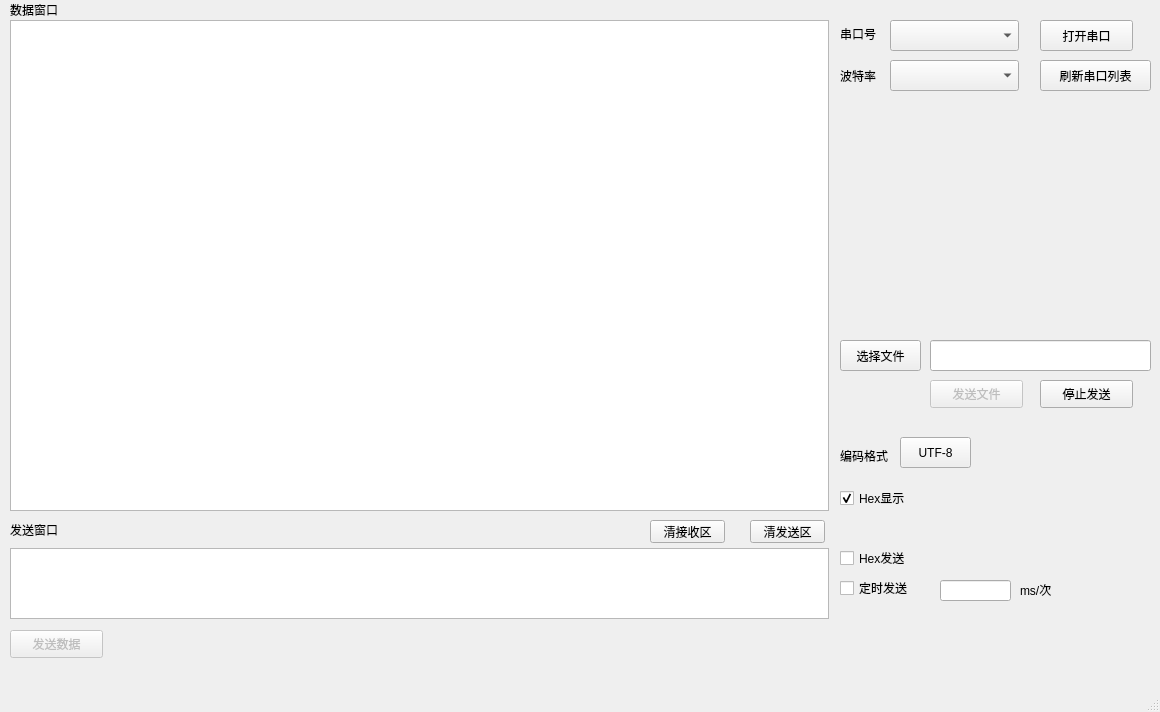
Old version of the form ser_prj/untitled.ui in the repository getBossMuchMoney/pyqt_serialTool.
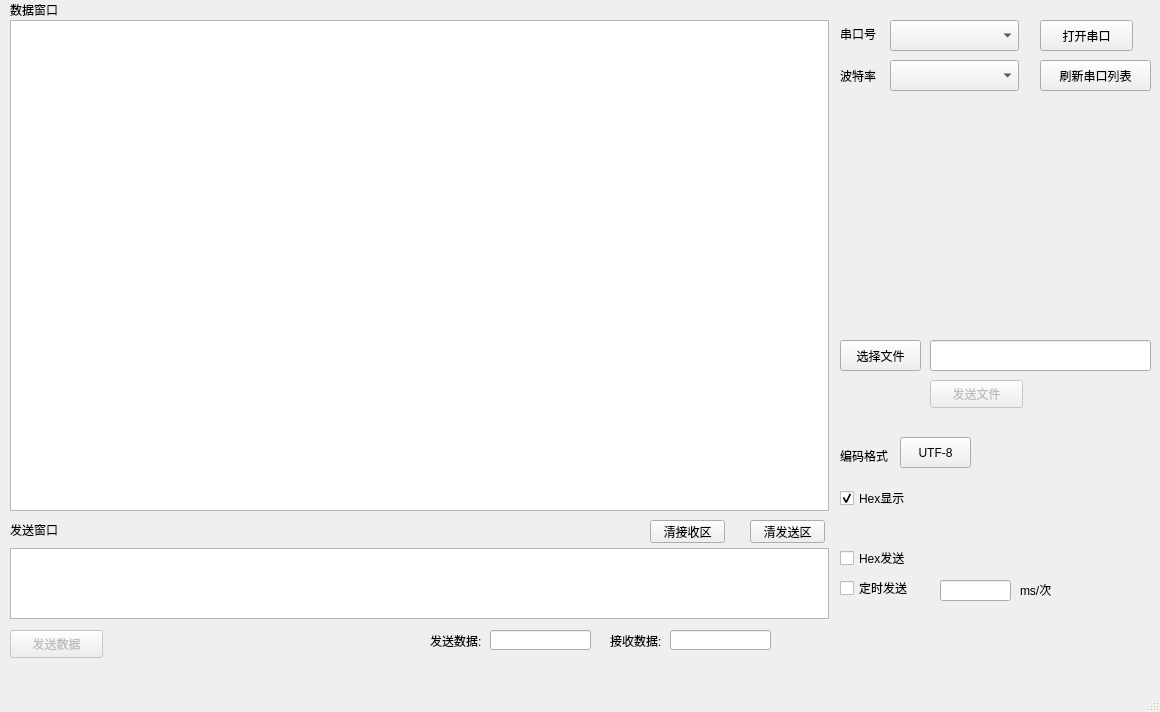
New version of the form.

```diff
--- a/ser_prj/untitled.ui
+++ b/ser_prj/untitled.ui
@@ -324,19 +324,6 @@
      <string>发送文件</string>
     </property>
    </widget>
-   <widget class="QPushButton" name="stop_send_file_click">
-    <property name="geometry">
-     <rect>
-      <x>1040</x>
-      <y>380</y>
-      <width>93</width>
-      <height>28</height>
-     </rect>
-    </property>
-    <property name="text">
-     <string>停止发送</string>
-    </property>
-   </widget>
    <widget class="QLineEdit" name="file_selected">
     <property name="geometry">
      <rect>
@@ -347,6 +334,58 @@
      </rect>
     </property>
    </widget>
+   <widget class="QLineEdit" name="sendLength">
+    <property name="geometry">
+     <rect>
+      <x>490</x>
+      <y>630</y>
+      <width>101</width>
+      <height>20</height>
+     </rect>
+    </property>
+    <property name="readOnly">
+     <bool>true</bool>
+    </property>
+   </widget>
+   <widget class="QLineEdit" name="receiveLength">
+    <property name="geometry">
+     <rect>
+      <x>670</x>
+      <y>630</y>
+      <width>101</width>
+      <height>20</height>
+     </rect>
+    </property>
+    <property name="readOnly">
+     <bool>true</bool>
+    </property>
+   </widget>
+   <widget class="QLabel" name="label_7">
+    <property name="geometry">
+     <rect>
+      <x>430</x>
+      <y>630</y>
+      <width>51</width>
+      <height>21</height>
+     </rect>
+    </property>
+    <property name="text">
+     <string>发送数据:</string>
+    </property>
+   </widget>
+   <widget class="QLabel" name="label_8">
+    <property name="geometry">
+     <rect>
+      <x>610</x>
+      <y>630</y>
+      <width>51</width>
+      <height>21</height>
+     </rect>
+    </property>
+    <property name="text">
+     <string>接收数据:</string>
+    </property>
+   </widget>
   </widget>
   <widget class="QMenuBar" name="menubar">
    <property name="geometry">
```
Left out of the diff: 42 changed lines with no effect on the pictures.
